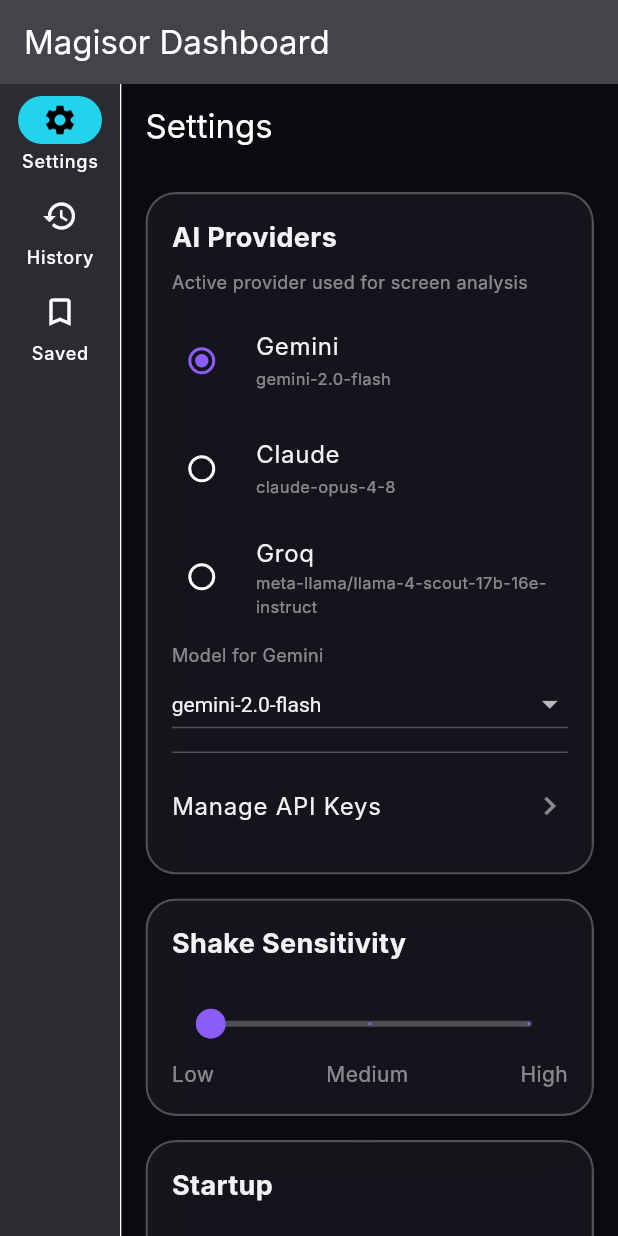
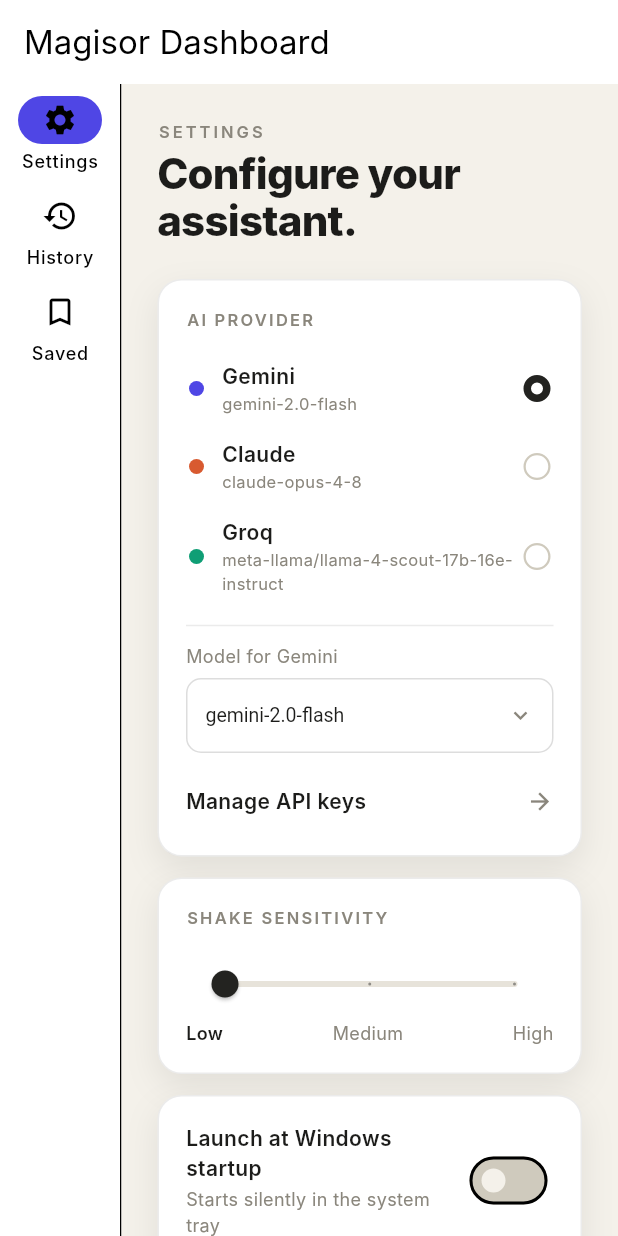
Before and after one commit to vinamrapandey/Magisor, a Flutter app: the screen it shows after launch, on a phone screen of 412 x 824 dp. Run offline on Flutter 3.47's test engine with Material 3 defaults, Android fonts, the phone set to English and light mode, and no system bars; our stand-ins replace firebase_auth, firebase_core, flutter_animate, flutter_secure_storage, sqflite_common_ffi; missing offline and left inert: tray_manager, window_manager; accounts and stored records are empty; Roboto replaces fonts that are missing (Inter); statements that could not run were skipped.

Commit message:
feat(v1.6.0): Editorial UI redesign — cream/charcoal style, fixed responsiveness
Re-skin Magisor in the editorial style of the reference site: warm cream
background, charcoal text, white rounded cards with hairline borders, small
uppercase "eyebrow" labels, dark pill buttons, per-provider accent colors.

- Theme: rewrite app_colors.dart (cream/charcoal palette, accents per provider)
  and switch GlassTheme to a light Material ColorScheme.
- GlassCard: drop the blur; now a solid white card with a hairline border and
  soft shadow. (Name kept; all consumers pick up the new look automatically.)
- New editorial.dart primitives: Eyebrow, PageHeader, SectionLabel, InkButton,
  and CenteredPage (caps width to 720px) — the desktop responsiveness fix.
- Settings: full editorial rewrite — page header with eyebrow, provider rows
  with accent dots (Gemini indigo, Claude coral, Groq teal) + custom radio,
  model dropdown, dark-themed slider with active-step labels, dark switch.
  Wrapped in CenteredPage so wide monitors don't stretch edge-to-edge.
- Pie menu: redesigned as cream icon-chips in a ring around the cursor, each
  with its own accent color; subtle scrim, hover scale + label. Removed the
  old arc-clip / backdrop-blur implementation.
- Pie items in home_screen carry accent colors.
- pubspec + installer bumped to 1.6.0.

Verified: flutter analyze clean (0 errors); Windows release build succeeds;
installer compiled as Magisor-Setup-1.6.0.exe (clean — no leaked key bundled).

Co-Authored-By: Claude Opus 4.7 <noreply@anthropic.com>

```diff
--- a/magisor_flutter/lib/ui/screens/settings/settings_screen.dart
+++ b/magisor_flutter/lib/ui/screens/settings/settings_screen.dart
@@ -2,10 +2,19 @@ import 'package:flutter/material.dart';
 import 'package:provider/provider.dart';
 import '../../theme/app_colors.dart';
 import '../../widgets/glass_card.dart';
+import '../../widgets/editorial.dart';
+import '../../../core/providers/ai_provider.dart';
 import '../../../core/providers/provider_registry.dart';
 import '../../../core/services/shake_detector_service.dart';
 import '../../../core/services/system_service.dart';
 import '../onboarding/provider_setup_screen.dart';
+
+/// Accent dot color per AI provider — small visual mnemonic.
+const _providerAccents = {
+  'Gemini': AppColors.accentViolet,
+  'Claude': AppColors.accentCoral,
+  'Groq': AppColors.accentCyan,
+};
 
 class SettingsScreen extends StatelessWidget {
   const SettingsScreen({super.key});
@@ -17,40 +26,121 @@ class SettingsScreen extends StatelessWidget {
     final system = context.watch<SystemService>();
 
     return Scaffold(
-      appBar: AppBar(title: const Text('Settings'), backgroundColor: Colors.transparent, iconTheme: const IconThemeData(color: AppColors.textPrimary)),
-      body: ListView(
-        padding: const EdgeInsets.all(16),
-        children: [
-          GlassCard(
+      backgroundColor: AppColors.backgroundPrimary,
+      body: CenteredPage(
         child: Column(
           crossAxisAlignment: CrossAxisAlignment.start,
           children: [
-                const Text('AI Providers', style: TextStyle(color: AppColors.textPrimary, fontSize: 18, fontWeight: FontWeight.bold)),
-                const SizedBox(height: 8),
-                const Text('Active provider used for screen analysis', style: TextStyle(color: AppColors.textMuted, fontSize: 12)),
-                const SizedBox(height: 8),
-                ...registry.providers.map(
-                  (p) => RadioListTile<String>(
-                    value: p.providerName,
-                    groupValue: registry.active.providerName,
-                    onChanged: (name) {
-                      if (name != null) registry.setActive(name);
-                    },
-                    activeColor: AppColors.accentViolet,
-                    contentPadding: EdgeInsets.zero,
-                    title: Text(p.providerName, style: const TextStyle(color: AppColors.textPrimary)),
-                    subtitle: Text(p.modelId, style: const TextStyle(color: AppColors.textMuted, fontSize: 11)),
+            const PageHeader(eyebrow: 'Settings', title: 'Configure your assistant.'),
+            const SizedBox(height: 24),
+            _providersCard(context, registry),
+            const SizedBox(height: 14),
+            _shakeCard(context, shakeService),
+            const SizedBox(height: 14),
+            _startupCard(context, system),
+          ],
         ),
       ),
-                const SizedBox(height: 8),
+    );
+  }
+
+  Widget _providersCard(BuildContext context, ProviderRegistry registry) {
+    return GlassCard(
+      child: Column(
+        crossAxisAlignment: CrossAxisAlignment.start,
+        children: [
+          const SectionLabel('AI Provider'),
+          ...registry.providers.map((p) => _providerRow(context, p, registry)),
+          const Divider(color: AppColors.glassBorder, height: 24),
           Text('Model for ${registry.active.providerName}',
               style: const TextStyle(color: AppColors.textMuted, fontSize: 12)),
-                DropdownButton<String>(
+          const SizedBox(height: 6),
+          _modelDropdown(context, registry),
+          const SizedBox(height: 14),
+          InkWell(
+            onTap: () => Navigator.push(context,
+                MaterialPageRoute(builder: (_) => const ProviderSetupScreen())),
+            borderRadius: BorderRadius.circular(8),
+            child: Padding(
+              padding: const EdgeInsets.symmetric(vertical: 8),
+              child: Row(
+                children: const [
+                  Expanded(
+                    child: Text('Manage API keys',
+                        style: TextStyle(
+                            color: AppColors.textPrimary,
+                            fontWeight: FontWeight.w600,
+                            fontSize: 14)),
+                  ),
+                  Icon(Icons.arrow_forward, color: AppColors.textMuted, size: 18),
+                ],
+              ),
+            ),
+          ),
+        ],
+      ),
+    );
+  }
+
+  Widget _providerRow(BuildContext context, AIProvider p, ProviderRegistry registry) {
+    final accent = _providerAccents[p.providerName] ?? AppColors.ink;
+    final isActive = registry.active.providerName == p.providerName;
+    return InkWell(
+      onTap: () => registry.setActive(p.providerName),
+      borderRadius: BorderRadius.circular(10),
+      child: Padding(
+        padding: const EdgeInsets.symmetric(vertical: 8, horizontal: 2),
+        child: Row(
+          children: [
+            Container(
+              width: 10, height: 10,
+              decoration: BoxDecoration(color: accent, shape: BoxShape.circle),
+            ),
+            const SizedBox(width: 12),
+            Expanded(
+              child: Column(
+                crossAxisAlignment: CrossAxisAlignment.start,
+                children: [
+                  Text(p.providerName,
+                      style: const TextStyle(
+                          color: AppColors.textPrimary,
+                          fontWeight: FontWeight.w600,
+                          fontSize: 14)),
+                  Text(p.modelId,
+                      style: const TextStyle(color: AppColors.textMuted, fontSize: 11)),
+                ],
+              ),
+            ),
+            // Custom radio (dark, editorial)
+            Container(
+              width: 18, height: 18,
+              decoration: BoxDecoration(
+                shape: BoxShape.circle,
+                border: Border.all(
+                    color: isActive ? AppColors.ink : const Color(0xFFCFCABD),
+                    width: isActive ? 5 : 1.5),
+              ),
+            ),
+          ],
+        ),
+      ),
+    );
+  }
+
+  Widget _modelDropdown(BuildContext context, ProviderRegistry registry) {
+    return Container(
+      decoration: BoxDecoration(
+        border: Border.all(color: const Color(0x22000000)),
+        borderRadius: BorderRadius.circular(10),
+      ),
+      padding: const EdgeInsets.symmetric(horizontal: 12),
+      child: DropdownButtonHideUnderline(
+        child: DropdownButton<String>(
           isExpanded: true,
           value: registry.active.modelId,
-                  dropdownColor: AppColors.backgroundPrimary,
-                  style: const TextStyle(color: AppColors.textPrimary),
-                  underline: Container(height: 1, color: AppColors.glassBorder),
+          dropdownColor: AppColors.glassSurface,
+          style: const TextStyle(color: AppColors.textPrimary, fontSize: 13),
+          icon: const Icon(Icons.expand_more, color: AppColors.textMuted, size: 18),
           items: registry.active.availableModels
               .map((m) => DropdownMenuItem(
                     value: m,
@@ -58,68 +148,83 @@ class SettingsScreen extends StatelessWidget {
                   ))
               .toList(),
           onChanged: (m) {
-                    if (m != null) {
-                      context.read<ProviderRegistry>().setModel(registry.active, m);
-                    }
+            if (m != null) context.read<ProviderRegistry>().setModel(registry.active, m);
           },
         ),
-                const Divider(color: AppColors.glassBorder),
-                ListTile(
-                  title: const Text('Manage API Keys', style: TextStyle(color: AppColors.textPrimary)),
-                  trailing: const Icon(Icons.chevron_right, color: AppColors.textMuted),
-                  contentPadding: EdgeInsets.zero,
-                  onTap: () {
-                    Navigator.push(context, MaterialPageRoute(builder: (_) => const ProviderSetupScreen()));
-                  },
       ),
-              ],
-            ),
-          ),
-          const SizedBox(height: 16),
-          GlassCard(
+    );
+  }
+
+  Widget _shakeCard(BuildContext context, ShakeDetectorService s) {
+    return GlassCard(
       child: Column(
         crossAxisAlignment: CrossAxisAlignment.start,
         children: [
-                const Text('Shake Sensitivity', style: TextStyle(color: AppColors.textPrimary, fontSize: 18, fontWeight: FontWeight.bold)),
-                const SizedBox(height: 16),
-                Slider(
-                  value: shakeService.sensitivity.index / 2.0,
-                  onChanged: (val) {
-                    int idx = (val * 2).round();
-                    context.read<ShakeDetectorService>().updateSensitivity(ShakeSensitivity.values[idx]);
-                  },
+          const SectionLabel('Shake sensitivity'),
+          SliderTheme(
+            data: SliderThemeData(
+              activeTrackColor: AppColors.ink,
+              inactiveTrackColor: const Color(0xFFE7E3DA),
+              thumbColor: AppColors.ink,
+              overlayColor: AppColors.ink.withValues(alpha: 0.1),
+              trackHeight: 4,
+              thumbShape: const RoundSliderThumbShape(enabledThumbRadius: 9),
+            ),
+            child: Slider(
+              value: s.sensitivity.index / 2.0,
+              onChanged: (v) => context
+                  .read<ShakeDetectorService>()
+                  .updateSensitivity(ShakeSensitivity.values[(v * 2).round()]),
               divisions: 2,
-                  activeColor: AppColors.accentViolet,
-                  inactiveColor: AppColors.glassBorder,
             ),
-                const Row(
+          ),
+          Row(
             mainAxisAlignment: MainAxisAlignment.spaceBetween,
             children: [
-                    Text('Low', style: TextStyle(color: AppColors.textMuted)),
-                    Text('Medium', style: TextStyle(color: AppColors.textMuted)),
-                    Text('High', style: TextStyle(color: AppColors.textMuted)),
+              for (final l in const ['Low', 'Medium', 'High'])
+                Text(l,
+                    style: TextStyle(
+                      color: s.sensitivity.name.toLowerCase() == l.toLowerCase()
+                          ? AppColors.textPrimary
+                          : AppColors.textMuted,
+                      fontSize: 12,
+                      fontWeight: s.sensitivity.name.toLowerCase() == l.toLowerCase()
+                          ? FontWeight.w600
+                          : FontWeight.normal,
+                    )),
             ],
           ),
         ],
       ),
-          ),
-          const SizedBox(height: 16),
-          GlassCard(
+    );
+  }
+
+  Widget _startupCard(BuildContext context, SystemService system) {
+    return GlassCard(
+      child: Row(
+        children: [
+          const Expanded(
             child: Column(
               crossAxisAlignment: CrossAxisAlignment.start,
               children: [
-                const Text('Startup', style: TextStyle(color: AppColors.textPrimary, fontSize: 18, fontWeight: FontWeight.bold)),
-                const SizedBox(height: 8),
-                SwitchListTile(
+                Text('Launch at Windows startup',
+                    style: TextStyle(
+                        color: AppColors.textPrimary,
+                        fontWeight: FontWeight.w600,
+                        fontSize: 14)),
+                SizedBox(height: 2),
+                Text('Starts silently in the system tray',
+                    style: TextStyle(color: AppColors.textMuted, fontSize: 12)),
+              ],
+            ),
+          ),
+          Switch(
             value: system.launchAtStartup,
             onChanged: (v) => context.read<SystemService>().setLaunchAtStartup(v),
-                  activeColor: AppColors.accentViolet,
-                  contentPadding: EdgeInsets.zero,
-                  title: const Text('Launch Magisor at Windows startup', style: TextStyle(color: AppColors.textPrimary)),
-                  subtitle: const Text('Starts silently in the system tray when you sign in', style: TextStyle(color: AppColors.textMuted, fontSize: 12)),
-                ),
-              ],
-            ),
+            activeThumbColor: AppColors.backgroundPrimary,
+            activeTrackColor: AppColors.ink,
+            inactiveThumbColor: AppColors.backgroundPrimary,
+            inactiveTrackColor: const Color(0xFFCFCABD),
           ),
         ],
       ),
--- a/magisor_flutter/lib/ui/theme/app_colors.dart
+++ b/magisor_flutter/lib/ui/theme/app_colors.dart
@@ -1,14 +1,27 @@
 import 'package:flutter/material.dart';
 
+/// Editorial light palette: warm cream background, near-black charcoal text,
+/// white cards with hairline borders, and warm accent colors.
 class AppColors {
-  static const backgroundPrimary = Color(0xFF0A0A0F);
-  // Dark, mostly-opaque so white text stays readable over bright screenshots.
-  static const glassSurface = Color(0xCC14141C);
-  static const glassBorder = Color(0x40FFFFFF);
-  static const accentViolet = Color(0xFF8B5CF6);
-  static const accentCyan = Color(0xFF22D3EE);
-  static const textPrimary = Color(0xF2FFFFFF);
-  static const textMuted = Color(0x80FFFFFF);
-  static const errorRed = Color(0xFFF87171);
-  static const successGreen = Color(0xFF4ADE80);
+  // Backgrounds / surfaces
+  static const backgroundPrimary = Color(0xFFF4F1EA); // cream page
+  static const surfaceAlt = Color(0xFFEAE6DD); // slightly darker cream
+  static const glassSurface = Color(0xFFFFFFFF); // white cards (name kept for compat)
+  static const glassBorder = Color(0x14000000); // hairline dark ~8%
+
+  // Text
+  static const textPrimary = Color(0xFF1C1C1A); // charcoal
+  static const textMuted = Color(0xFF8A867C); // warm gray
+
+  // Accents
+  static const ink = Color(0xFF232320); // dark pill buttons / active tabs
+  static const accentViolet = Color(0xFF4F46E5); // indigo (primary accent)
+  static const accentCyan = Color(0xFF0F9E75); // teal (secondary accent)
+  static const accentAmber = Color(0xFFBA7517);
+  static const accentCoral = Color(0xFFD85A30);
+  static const accentPink = Color(0xFFD4537E);
+
+  // Status
+  static const errorRed = Color(0xFFD85A30); // coral, on-palette
+  static const successGreen = Color(0xFF0F9E75);
 }
--- a/magisor_flutter/lib/ui/theme/glass_theme.dart
+++ b/magisor_flutter/lib/ui/theme/glass_theme.dart
@@ -2,17 +2,17 @@ import 'package:flutter/material.dart';
 import 'app_colors.dart';
 
 class GlassTheme {
+  /// Editorial light theme (cream/charcoal). Kept as `darkTheme` for compat.
   static ThemeData get darkTheme {
     return ThemeData(
-      brightness: Brightness.dark,
+      brightness: Brightness.light,
       scaffoldBackgroundColor: AppColors.backgroundPrimary,
-      primaryColor: AppColors.accentViolet,
+      primaryColor: AppColors.ink,
       fontFamily: 'Inter',
-      colorScheme: const ColorScheme.dark(
-        primary: AppColors.accentViolet,
-        secondary: AppColors.accentCyan,
+      colorScheme: const ColorScheme.light(
+        primary: AppColors.ink,
+        secondary: AppColors.accentViolet,
         error: AppColors.errorRed,
-        background: AppColors.backgroundPrimary,
         surface: AppColors.glassSurface,
       ),
       textTheme: const TextTheme(
--- /dev/null
+++ b/magisor_flutter/lib/ui/widgets/editorial.dart
@@ -0,0 +1,120 @@
+import 'package:flutter/material.dart';
+import '../theme/app_colors.dart';
+
+/// Small uppercase letter-spaced eyebrow above a header (editorial style).
+class Eyebrow extends StatelessWidget {
+  final String text;
+  const Eyebrow(this.text, {super.key});
+  @override
+  Widget build(BuildContext context) => Text(
+        text.toUpperCase(),
+        style: const TextStyle(
+          color: AppColors.textMuted,
+          fontSize: 11,
+          fontWeight: FontWeight.w600,
+          letterSpacing: 2,
+        ),
+      );
+}
+
+/// Big editorial page headline.
+class PageHeader extends StatelessWidget {
+  final String eyebrow;
+  final String title;
+  const PageHeader({super.key, required this.eyebrow, required this.title});
+  @override
+  Widget build(BuildContext context) => Column(
+        crossAxisAlignment: CrossAxisAlignment.start,
+        children: [
+          Eyebrow(eyebrow),
+          const SizedBox(height: 4),
+          Text(
+            title,
+            style: const TextStyle(
+              color: AppColors.textPrimary,
+              fontSize: 28,
+              fontWeight: FontWeight.w800,
+              letterSpacing: -0.5,
+              height: 1.1,
+            ),
+          ),
+        ],
+      );
+}
+
+/// Small uppercase section label used inside cards.
+class SectionLabel extends StatelessWidget {
+  final String text;
+  const SectionLabel(this.text, {super.key});
+  @override
+  Widget build(BuildContext context) => Padding(
+        padding: const EdgeInsets.only(bottom: 12),
+        child: Text(
+          text.toUpperCase(),
+          style: const TextStyle(
+            color: AppColors.textMuted,
+            fontSize: 11,
+            fontWeight: FontWeight.w600,
+            letterSpacing: 1.5,
+          ),
+        ),
+      );
+}
+
+/// Centers and caps the width of long pages so wide-monitor layouts don't
+/// stretch edge-to-edge. The fix for desktop responsiveness.
+class CenteredPage extends StatelessWidget {
+  final Widget child;
+  final double maxWidth;
+  final EdgeInsetsGeometry padding;
+  const CenteredPage({
+    super.key,
+    required this.child,
+    this.maxWidth = 720,
+    this.padding = const EdgeInsets.fromLTRB(24, 24, 24, 32),
+  });
+  @override
+  Widget build(BuildContext context) => SingleChildScrollView(
+        padding: padding,
+        child: Center(
+          child: ConstrainedBox(
+            constraints: BoxConstraints(maxWidth: maxWidth),
+            child: child,
+          ),
+        ),
+      );
+}
+
+/// Dark ink pill button (matches the reference's "Get in touch").
+class InkButton extends StatelessWidget {
+  final String label;
+  final IconData? icon;
+  final VoidCallback onPressed;
+  const InkButton({super.key, required this.label, this.icon, required this.onPressed});
+  @override
+  Widget build(BuildContext context) => Material(
+        color: AppColors.ink,
+        borderRadius: BorderRadius.circular(999),
+        child: InkWell(
+          onTap: onPressed,
+          borderRadius: BorderRadius.circular(999),
+          child: Padding(
+            padding: const EdgeInsets.symmetric(horizontal: 18, vertical: 10),
+            child: Row(
+              mainAxisSize: MainAxisSize.min,
+              children: [
+                Text(label,
+                    style: const TextStyle(
+                        color: AppColors.backgroundPrimary,
+                        fontWeight: FontWeight.w600,
+                        fontSize: 13)),
+                if (icon != null) ...[
+                  const SizedBox(width: 8),
+                  Icon(icon, color: AppColors.backgroundPrimary, size: 16),
+                ],
+              ],
+            ),
+          ),
+        ),
+      );
+}
--- a/magisor_flutter/lib/ui/widgets/glass_card.dart
+++ b/magisor_flutter/lib/ui/widgets/glass_card.dart
@@ -1,7 +1,8 @@
-import 'dart:ui';
 import 'package:flutter/material.dart';
 import '../theme/app_colors.dart';
 
+/// A clean editorial card: white surface, hairline border, soft shadow,
+/// rounded corners. (Name kept as GlassCard for compatibility.)
 class GlassCard extends StatelessWidget {
   final Widget? child;
   final double? width;
@@ -20,32 +21,21 @@ class GlassCard extends StatelessWidget {
 
   @override
   Widget build(BuildContext context) {
-    final br = borderRadius ?? BorderRadius.circular(20);
-    return ClipRRect(
-      borderRadius: br,
-      child: BackdropFilter(
-        filter: ImageFilter.blur(sigmaX: 20, sigmaY: 20),
-        child: Container(
+    final br = borderRadius ?? BorderRadius.circular(16);
+    return Container(
       width: width,
       height: height,
-          padding: padding ?? const EdgeInsets.all(16),
+      padding: padding ?? const EdgeInsets.all(18),
       decoration: BoxDecoration(
         color: AppColors.glassSurface,
-            borderRadius: br,
-            border: Border.all(color: AppColors.glassBorder, width: 1.5),
+        borderRadius: br is BorderRadius ? br : BorderRadius.circular(16),
+        border: Border.all(color: AppColors.glassBorder, width: 1),
         boxShadow: const [
-              BoxShadow(
-                color: Color(0x0DFFFFFF),
-                blurRadius: 10,
-                spreadRadius: 2,
-              )
+          BoxShadow(color: Color(0x14000000), blurRadius: 18, offset: Offset(0, 8)),
         ],
       ),
-          // Transparent Material so InkWell/ListTile ripples paint correctly
-          // on top of the glass surface (not hidden behind it).
+      // Transparent Material so InkWell/ListTile ripples paint correctly.
       child: Material(type: MaterialType.transparency, child: child),
-        ),
-      ),
     );
   }
 }
--- a/magisor_flutter/pubspec.yaml
+++ b/magisor_flutter/pubspec.yaml
@@ -16,7 +16,7 @@ publish_to: 'none' # Remove this line if you wish to publish to pub.dev
 # https://developer.apple.com/library/archive/documentation/General/Reference/InfoPlistKeyReference/Articles/CoreFoundationKeys.html
 # In Windows, build-name is used as the major, minor, and patch parts
 # of the product and file versions while build-number is used as the build suffix.
-version: 1.5.0+1
+version: 1.6.0+1
 
 environment:
   sdk: ^3.12.1
```
Also changed, not shown: magisor_flutter/lib/ui/screens/home_screen.dart (+8 -7 lines), magisor_flutter/lib/ui/widgets/pie_menu.dart (+73 -95 lines), 1 other file. Lines whose indentation alone changed are shown as unchanged.
